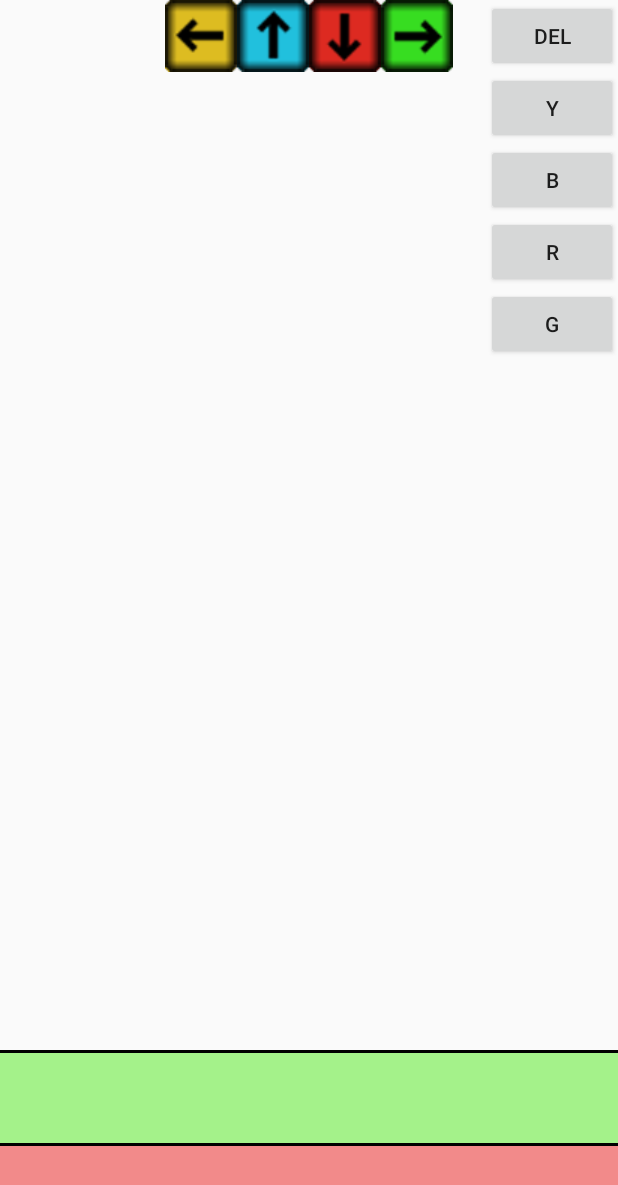
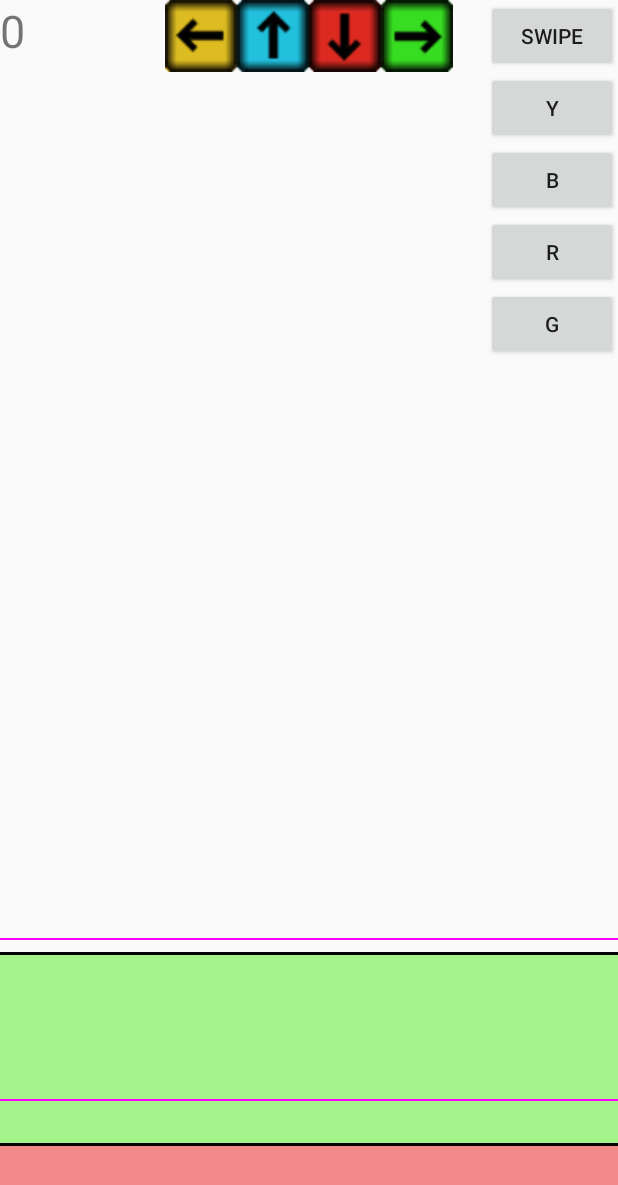
Before and after one commit to Huzzari/Slice, an Android app: the GameActivity screen opened directly, with no data from a screen before it, on a phone screen of 412 x 824 dp. Shown: the top 1185 px of the screen. Run offline under Robolectric (Android 15) with nearby library versions, the phone set to English and light mode, and no system bars.

Commit message:
Score almost complete.
All cubes except yellow disabled for now.

```diff
--- a/app/src/main/res/layout/activity_game.xml
+++ b/app/src/main/res/layout/activity_game.xml
@@ -9,9 +9,9 @@
     <Button
         android:layout_width="wrap_content"
         android:layout_height="wrap_content"
-        android:text="Del"
+        android:text="Swipe"
         android:id="@+id/button10"
-        android:onClick="stopCube"
+        android:onClick="testClick"
         android:layout_alignParentTop="true"
         android:layout_alignParentEnd="true" />
 
@@ -64,14 +64,14 @@
         android:id="@+id/button8"
         android:onClick="yellowCube"
         android:layout_below="@+id/button10"
-        android:layout_alignParentEnd="true" />
+        android:layout_alignParentEnd="true"
+        android:nestedScrollingEnabled="false" />
 
     <Button
         android:layout_width="wrap_content"
         android:layout_height="wrap_content"
         android:text="B"
         android:id="@+id/button9"
-        android:onClick="blueCube"
         android:layout_below="@+id/button8"
         android:layout_alignParentEnd="true" />
 
@@ -80,7 +80,6 @@
         android:layout_height="wrap_content"
         android:text="R"
         android:id="@+id/button11"
-        android:onClick="redCube"
         android:layout_below="@+id/button9"
         android:layout_alignParentEnd="true" />
 
@@ -89,18 +88,30 @@
         android:layout_height="wrap_content"
         android:text="G"
         android:id="@+id/button12"
-        android:onClick="greenCube"
         android:layout_below="@+id/button11"
         android:layout_alignParentEnd="true" />
 
     <LinearLayout
+        android:orientation="vertical"
+        android:layout_width="match_parent"
+        android:layout_height="1dp"
+        android:background="#fb00ff"
+        android:id="@+id/scoreLineTop"
+        android:layout_above="@+id/scoreField"
+        android:layout_centerHorizontal="true"
+        android:layout_marginBottom="10dp" />
+
+    <LinearLayout
         android:orientation="horizontal"
         android:layout_width="match_parent"
-        android:layout_height="60dp"
+        android:layout_height="125dp"
         android:background="#733ae600"
         android:id="@+id/scoreField"
         android:layout_above="@+id/divider1"
-        android:layout_alignParentStart="true"></LinearLayout>
+        android:layout_alignParentStart="true"
+        android:gravity="bottom">
+
+    </LinearLayout>
 
     <LinearLayout
         android:orientation="horizontal"
@@ -129,5 +140,24 @@
         android:layout_above="@+id/scoreField"
         android:layout_alignParentStart="true" />
 
+    <TextView
+        android:layout_width="wrap_content"
+        android:layout_height="wrap_content"
+        android:text="0"
+        android:id="@+id/scoreText"
+        android:textSize="30dp"
+        android:layout_alignParentTop="true"
+        android:layout_alignParentStart="true" />
+
+    <LinearLayout
+        android:orientation="vertical"
+        android:layout_width="match_parent"
+        android:layout_height="1dp"
+        android:background="#fb00ff"
+        android:id="@+id/scoreLineBottom"
+        android:layout_above="@+id/failField"
+        android:layout_alignParentStart="true"
+        android:layout_marginBottom="30dp" />
+
 
 </RelativeLayout>
```
Also changed, not shown: app/src/main/java/pancakeninjas/sliceproject/GameActivity.java (+95 -128 lines).
